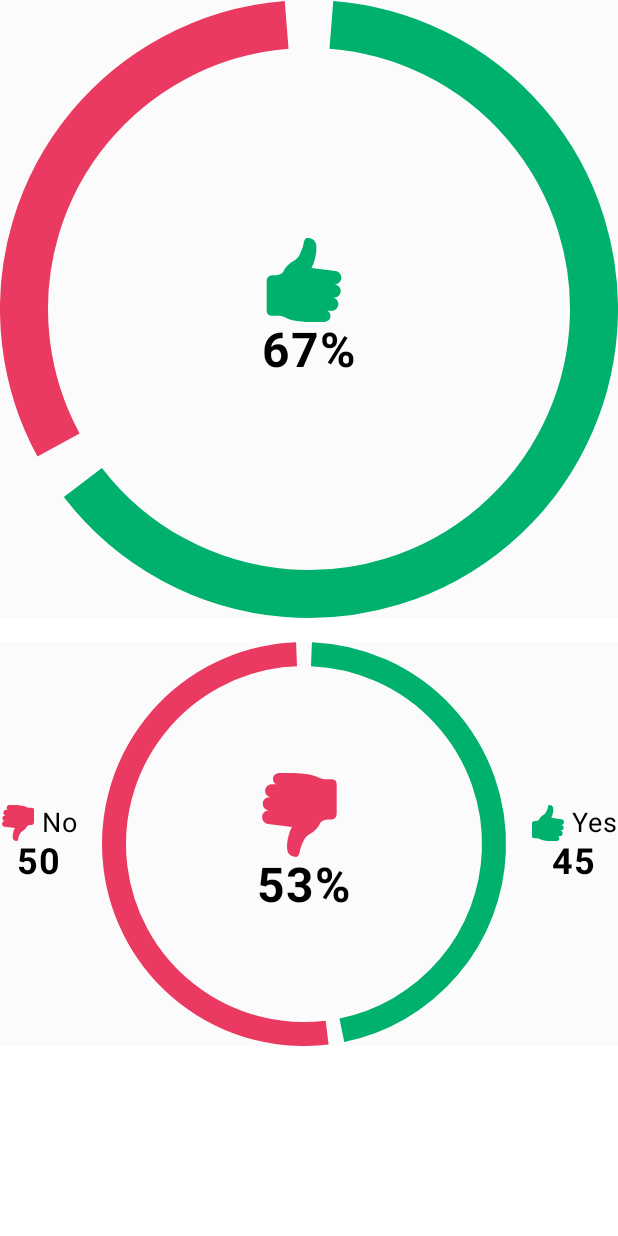
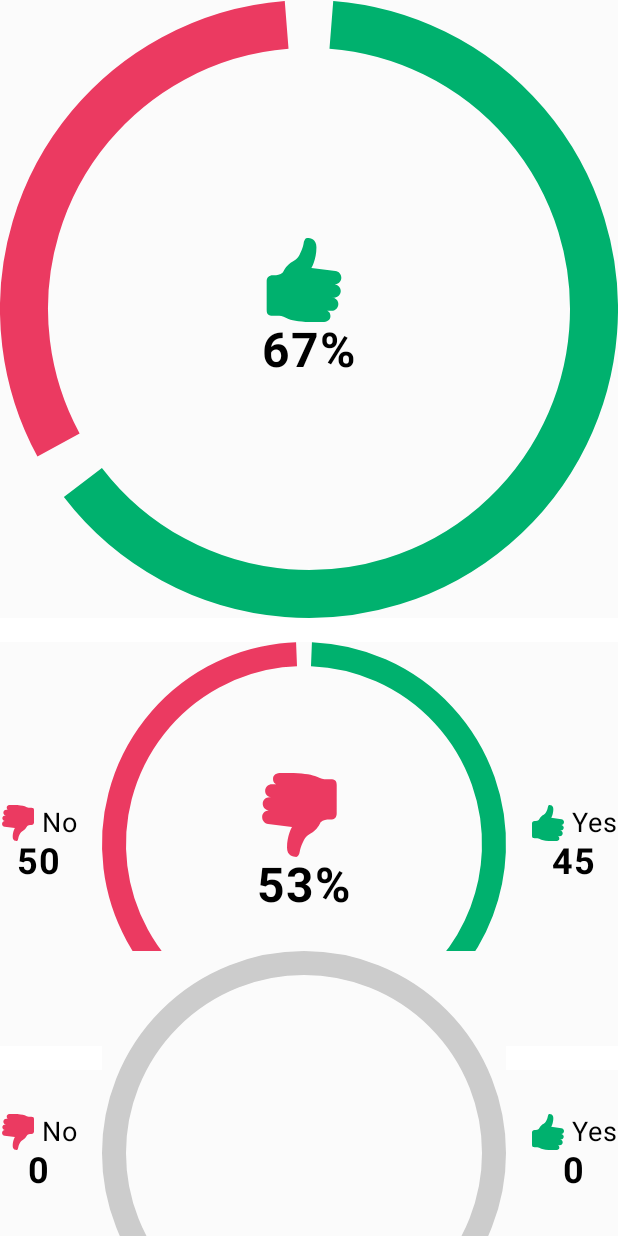
Before and after one commit to alexandr7035/VoteKt, an Android app built with Jetpack Compose: the @Preview function VotingBar_Preview, on a phone screen of 412 x 824 dp. Run offline under Robolectric (Android 15) with nearby library versions, the phone set to English and light mode, and no system bars.

Commit message:
Update Ui

```diff
--- a/app/src/main/java/com/example/votekt/ui/components/VotingBar.kt
+++ b/app/src/main/java/com/example/votekt/ui/components/voting_bar/VotingBar.kt
@@ -1,4 +1,4 @@
-package com.example.votekt.ui.components
+package com.example.votekt.ui.components.voting_bar
 
 import android.util.Log
 import androidx.compose.animation.core.Animatable
@@ -18,7 +18,6 @@ import androidx.compose.foundation.layout.wrapContentSize
 import androidx.compose.material3.MaterialTheme
 import androidx.compose.material3.Text
 import androidx.compose.runtime.Composable
-import androidx.compose.runtime.CompositionLocalProvider
 import androidx.compose.runtime.LaunchedEffect
 import androidx.compose.runtime.remember
 import androidx.compose.ui.Alignment
@@ -44,7 +43,28 @@ data class VotingBarParams(
     val votesAgainst: Int,
     val segmentWidth: Dp = 32.dp,
     val circleSpacingPerc: Float = 0.05f,
-)
+) {
+    fun votingNotEmpty(): Boolean {
+        return votesAgainst + votesFor != 0
+    }
+
+    // Include 50/50 here
+    fun isFor(): Boolean {
+        return votesFor > votesAgainst
+    }
+
+    fun getVoteColor(): Color {
+        return if (votingNotEmpty()) {
+            if (isFor()) {
+                VotingColors.forColor
+            } else {
+                VotingColors.againstColor
+            }
+        } else {
+            Color.LightGray
+        }
+    }
+}
 
 @Composable
 fun VotingBar(params: VotingBarParams) {
@@ -71,6 +91,20 @@ fun VotingBarCircle(params: VotingBarParams, modifier: Modifier = Modifier) {
         contentAlignment = Alignment.Center
     ) { // Adjust the size of the diagram as needed
         Log.d("TEST", params.toString())
+
+        if (params.votingNotEmpty()) {
+            VotingCircle_Voted(params = params)
+        }
+        else {
+            VotingCircle_Empty(params = params)
+        }
+    }
+}
+
+@Composable
+private fun VotingCircle_Voted(
+    params: VotingBarParams
+) {
 
     val totalVotes = params.votesFor + params.votesAgainst
 
@@ -139,6 +173,7 @@ fun VotingBarCircle(params: VotingBarParams, modifier: Modifier = Modifier) {
         var color: Color
         var perc: Float
 
+        if (totalVotes > 0) {
             // Include 50/50 here
             val isFor = params.votesFor >= params.votesAgainst
 
@@ -150,6 +185,11 @@ fun VotingBarCircle(params: VotingBarParams, modifier: Modifier = Modifier) {
                 icon = painterResource(id = R.drawable.thumb_down)
                 color = VotingColors.againstColor
                 perc = params.votesAgainst / totalVotes.toFloat()
+            }
+        } else {
+            icon = painterResource(id = R.drawable.thumb_down)
+            color = Color.LightGray
+            perc = 0F
         }
 
         Log.d("TEST", perc.toString())
@@ -165,6 +205,32 @@ fun VotingBarCircle(params: VotingBarParams, modifier: Modifier = Modifier) {
         Text(text = prettyPerc, fontSize = 32.sp, fontWeight = FontWeight.Bold)
     }
 }
+
+@Composable
+private fun VotingCircle_Empty(params: VotingBarParams) {
+
+    Canvas(modifier = Modifier.fillMaxSize()) {
+
+        val centerX = size.width / 2
+        val centerY = size.height / 2
+
+        val diameter = size.width - params.segmentWidth.toPx()
+        val radius = diameter / 2
+
+        val rectSize = Size(diameter, diameter)
+        val rectTopLeft = Offset(centerX - radius, centerY - radius)
+
+        drawArc(
+            color = params.getVoteColor(),
+            startAngle = 0F,
+            sweepAngle = 360F,
+            useCenter = false,
+            topLeft = rectTopLeft,
+            size = rectSize,
+            style = Stroke(params.segmentWidth.toPx())
+        )
+    }
+
 }
 
 @Composable
@@ -226,12 +292,23 @@ fun VotingBar_Preview() {
     VoteKtTheme(darkTheme = false, dynamicColor = false) {
         Column(verticalArrangement = Arrangement.spacedBy(16.dp)) {
             VotingBarCircle(params = VotingBarParams(100, 50))
-            VotingBar(params = VotingBarParams(
+            VotingBar(
+                params = VotingBarParams(
                     votesAgainst = 50,
                     votesFor = 45,
                     segmentWidth = 16.dp,
                     circleSpacingPerc = 0.025f
-            ))
+                )
+            )
+
+            VotingBar(
+                params = VotingBarParams(
+                    votesAgainst = 0,
+                    votesFor = 0,
+                    segmentWidth = 16.dp,
+                    circleSpacingPerc = 0.025f
+                )
+            )
         }
     }
 }
--- a/app/src/main/java/com/example/votekt/ui/votings_list/ProposalsScreen.kt
+++ b/app/src/main/java/com/example/votekt/ui/votings_list/ProposalsScreen.kt
@@ -27,7 +27,6 @@ import androidx.compose.ui.unit.dp
 import androidx.lifecycle.compose.collectAsStateWithLifecycle
 import com.example.votekt.data.model.Proposal
 import com.example.votekt.ui.components.ErrorFullScreen
-import com.example.votekt.ui.components.ProposalCard
 import com.example.votekt.ui.core.AppBar
 import com.example.votekt.ui.theme.VoteKtTheme
 import org.koin.androidx.compose.koinViewModel
@@ -56,7 +55,7 @@ fun ProposalsScreen(
             )
         }) { pv ->
 
-        val state = viewModel.proposalsUi.collectAsStateWithLifecycle().value
+        val state = viewModel.proposalsListUi.collectAsStateWithLifecycle().value
         Log.d("TEST", state.toString())
 
         LaunchedEffect(Unit) {
```
Also changed, not shown: app/src/main/java/com/example/votekt/ui/components/PrimaryButton.kt (+6 -3 lines), app/src/main/java/com/example/votekt/ui/components/voting_bar/HorizontalVotingBar.kt (renamed from app/src/main/java/com/example/votekt/ui/components/HorizontalVotingBar.kt, +20 -23 lines), app/src/main/java/com/example/votekt/ui/voting_details/VotingDetailsScreen.kt (+99 -43 lines), app/src/main/java/com/example/votekt/ui/votings_list/ProposalCard.kt (renamed from app/src/main/java/com/example/votekt/ui/components/ProposalCard.kt, +17 -2 lines), app/src/main/java/com/example/votekt/ui/votings_list/ProposalsViewModel.kt (+50 -6 lines). Lines whose indentation alone changed are shown as unchanged.
